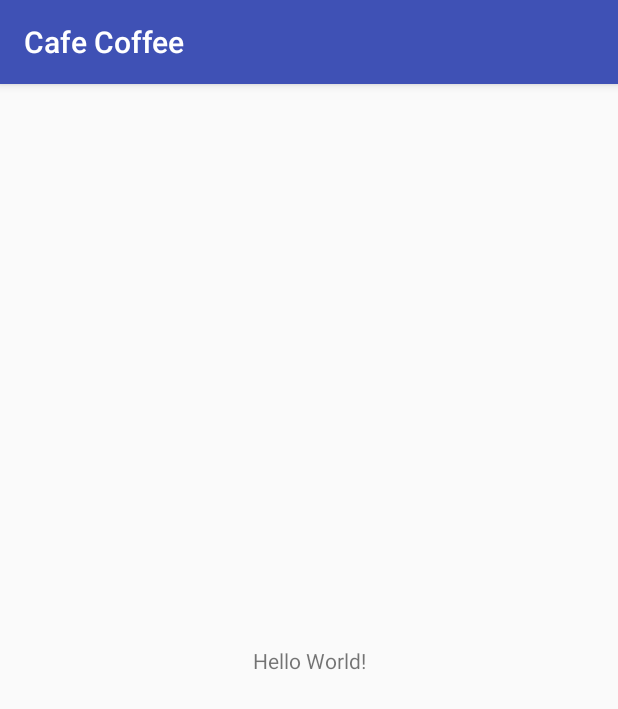
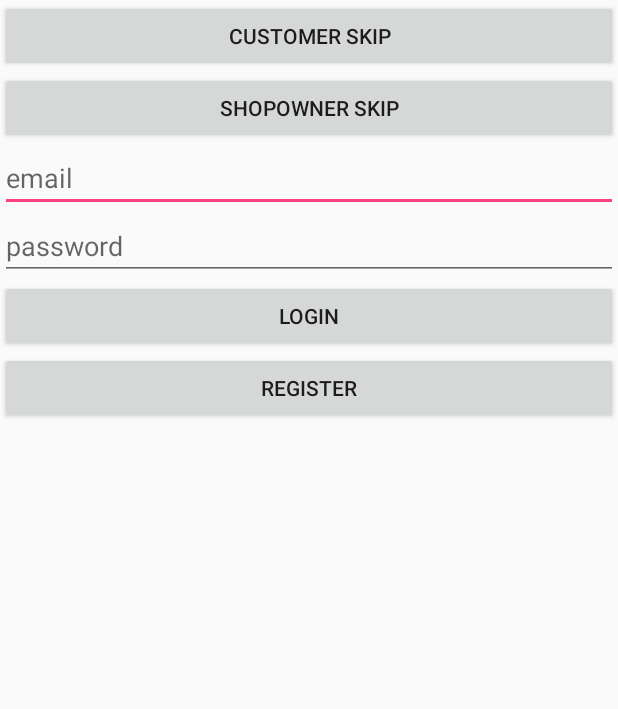
Before and after one commit to mickey0142/CafeCoffee, an Android app: the screen it shows after launch (MainActivity), on a phone screen of 412 x 824 dp. Shown: the top 709 px of the screen. Run offline under Robolectric (Android 15) with nearby library versions, the phone set to English and light mode, and no system bars; our stand-ins replace Firebase (no records; nobody signed in at launch, a user with empty details on screens opened directly).

Commit message:
add login and register add class user

```diff
--- a/app/src/main/java/com/coffee/cafe/app/mobile/cafecoffee/MainActivity.java
+++ b/app/src/main/java/com/coffee/cafe/app/mobile/cafecoffee/MainActivity.java
@@ -9,5 +9,12 @@ public class MainActivity extends AppCompatActivity {
     protected void onCreate(Bundle savedInstanceState) {
         super.onCreate(savedInstanceState);
         setContentView(R.layout.activity_main);
+        if (savedInstanceState == null)
+        {
+            getSupportFragmentManager()
+                    .beginTransaction()
+                    .replace(R.id.main_view, new LoginFragment())
+                    .commit();
+        }
     }
 }
--- a/app/src/main/res/layout/activity_main.xml
+++ b/app/src/main/res/layout/activity_main.xml
@@ -6,13 +6,9 @@
     android:layout_height="match_parent"
     tools:context=".MainActivity">
 
-    <TextView
-        android:layout_width="wrap_content"
-        android:layout_height="wrap_content"
-        android:text="Hello World!"
-        app:layout_constraintBottom_toBottomOf="parent"
-        app:layout_constraintLeft_toLeftOf="parent"
-        app:layout_constraintRight_toRightOf="parent"
-        app:layout_constraintTop_toTopOf="parent" />
+    <FrameLayout
+    android:id="@+id/main_view"
+    android:layout_width="match_parent"
+    android:layout_height="match_parent"></FrameLayout>
 
 </android.support.constraint.ConstraintLayout>
--- /dev/null
+++ b/app/src/main/res/layout/fragment_login.xml
@@ -0,0 +1,42 @@
+<?xml version="1.0" encoding="utf-8"?>
+<LinearLayout xmlns:android="http://schemas.android.com/apk/res/android"
+    android:orientation="vertical" android:layout_width="match_parent"
+    android:layout_height="match_parent">
+
+    <Button
+        android:id="@+id/login_skip_button"
+        android:layout_width="match_parent"
+        android:layout_height="wrap_content"
+        android:text="customer skip"/>
+
+    <Button
+        android:id="@+id/login_skip_button2"
+        android:layout_width="match_parent"
+        android:layout_height="wrap_content"
+        android:text="shopOwner skip"/>
+
+    <EditText
+        android:id="@+id/login_email"
+        android:layout_width="match_parent"
+        android:layout_height="wrap_content"
+        android:hint="email"/>
+
+    <EditText
+        android:id="@+id/login_password"
+        android:layout_width="match_parent"
+        android:layout_height="wrap_content"
+        android:hint="password"/>
+
+    <Button
+        android:id="@+id/login_login_button"
+        android:layout_width="match_parent"
+        android:layout_height="wrap_content"
+        android:text="login"/>
+
+    <Button
+        android:id="@+id/login_regis_button"
+        android:layout_width="match_parent"
+        android:layout_height="wrap_content"
+        android:text="register"/>
+
+</LinearLayout>
--- a/app/src/main/res/values/styles.xml
+++ b/app/src/main/res/values/styles.xml
@@ -1,7 +1,7 @@
 <resources>
 
     <!-- Base application theme. -->
-    <style name="AppTheme" parent="Theme.AppCompat.Light.DarkActionBar">
+    <style name="AppTheme" parent="Theme.AppCompat.Light.NoActionBar">
         <!-- Customize your theme here. -->
         <item name="colorPrimary">@color/colorPrimary</item>
         <item name="colorPrimaryDark">@color/colorPrimaryDark</item>
```
Also changed, not shown: app/src/main/java/Model/User.java (added, +45 -0 lines), app/src/main/java/com/coffee/cafe/app/mobile/cafecoffee/LoginFragment.java (added, +186 -0 lines), app/src/main/java/com/coffee/cafe/app/mobile/cafecoffee/RegisterFragment.java (added, +121 -0 lines), app/src/main/java/com/coffee/cafe/app/mobile/cafecoffee/ShopFragment.java (added, +47 -0 lines), app/src/main/res/layout/fragment_register.xml (added, +56 -0 lines), app/src/main/res/layout/fragment_shop.xml (added, +17 -0 lines).
